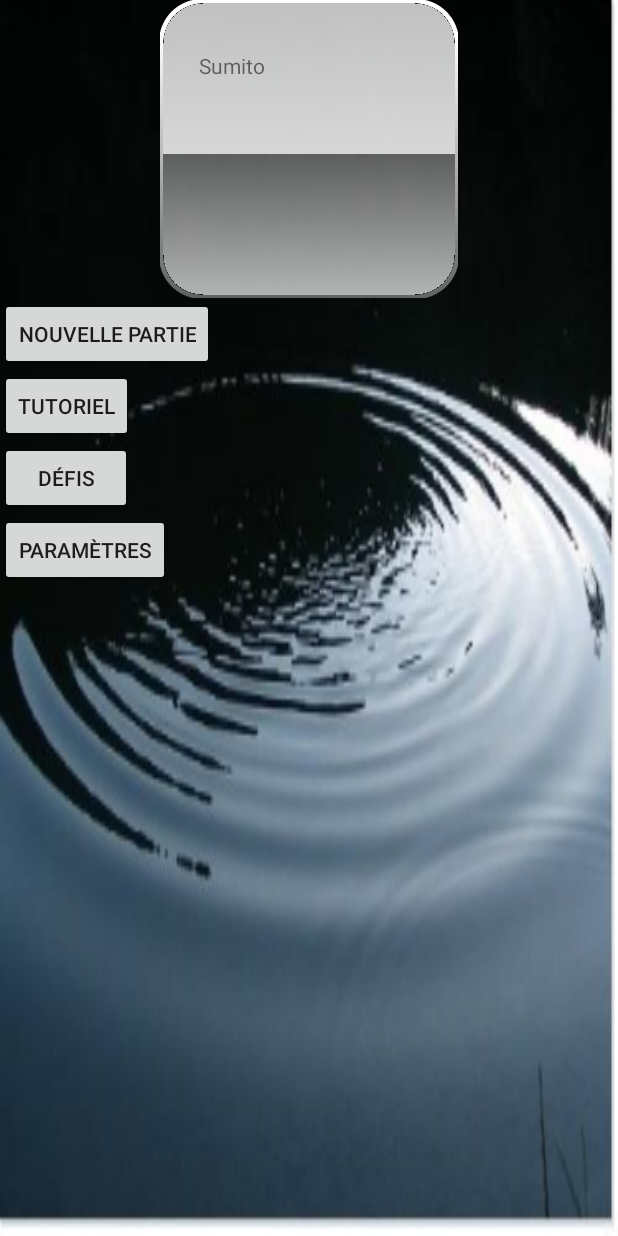
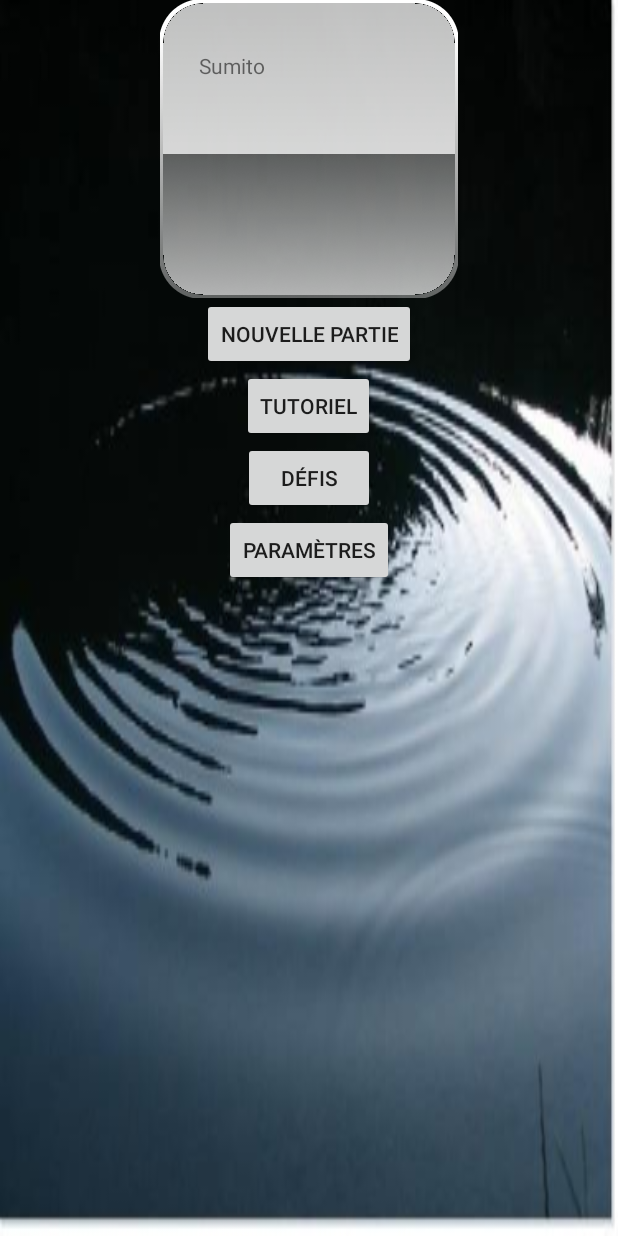
Before and after one commit to cbeausei/Sumito, an Android app: the layout menu_principal.xml on its own in the app's theme, with its tools: preview values and no code run, on a phone screen of 412 x 824 dp. Run offline under Robolectric (Android 15) with nearby library versions, the phone set to English and light mode, and no system bars.

Commit message:
Debut menu principal et quelques test en parallèles

```diff
--- a/app/src/main/res/layout/menu_principal.xml
+++ b/app/src/main/res/layout/menu_principal.xml
@@ -23,6 +23,7 @@
         android:layout_height="wrap_content"
         android:text="@string/Nouvellepartie"
         android:layout_below="@id/nomjeu"
+        android:layout_centerHorizontal="true"
     />
 
 
@@ -31,18 +32,22 @@
         android:layout_width="wrap_content"
         android:layout_height="wrap_content"
         android:text="@string/Tutoriel"
-        android:layout_below="@id/nouvellepartie"/>
+        android:layout_below="@id/nouvellepartie"
+        android:layout_centerHorizontal="true"/>
 
     <Button
         android:id="@+id/defis"
         android:layout_width="wrap_content"
         android:layout_height="wrap_content"
         android:text="@string/Défis"
-        android:layout_below="@id/tutoriel"/>
+        android:layout_below="@id/tutoriel"
+        android:layout_centerHorizontal="true"/>
+
     <Button
         android:layout_width="wrap_content"
         android:layout_height="wrap_content"
         android:text="@string/Paramètres"
-        android:layout_below="@id/defis"/>
+        android:layout_below="@id/defis"
+        android:layout_centerHorizontal="true"/>
 
 </RelativeLayout>
```
